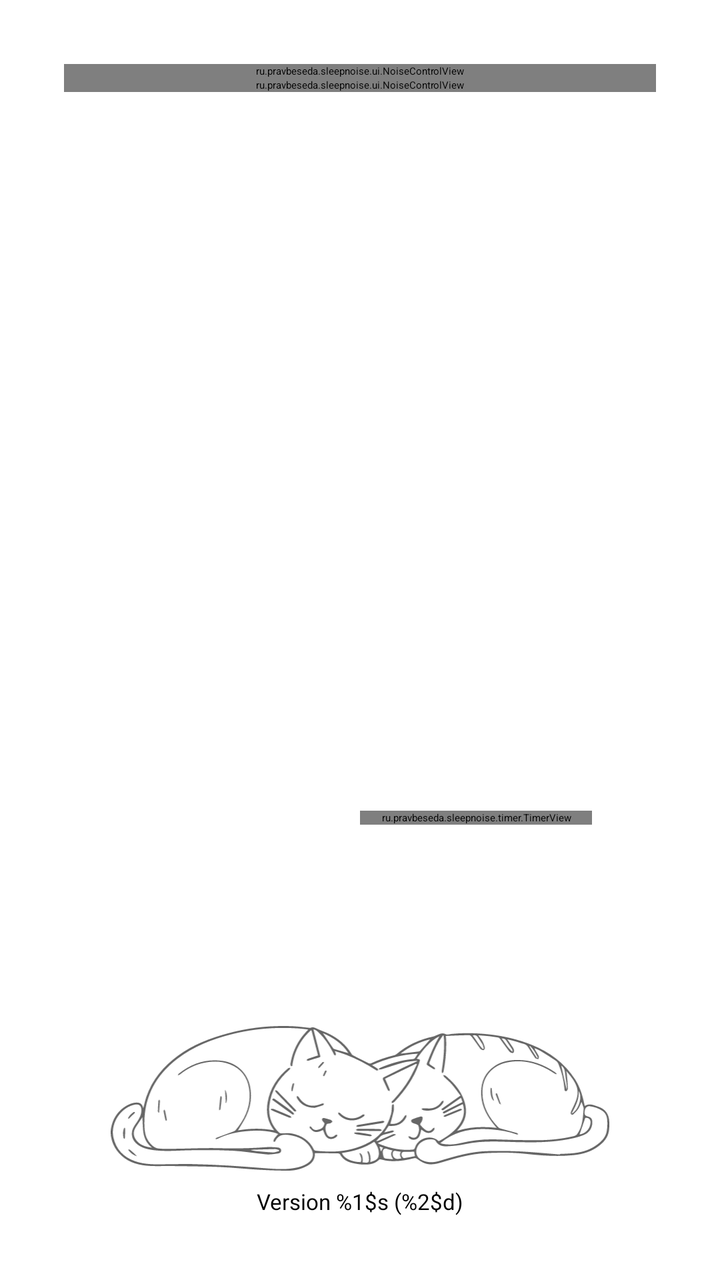
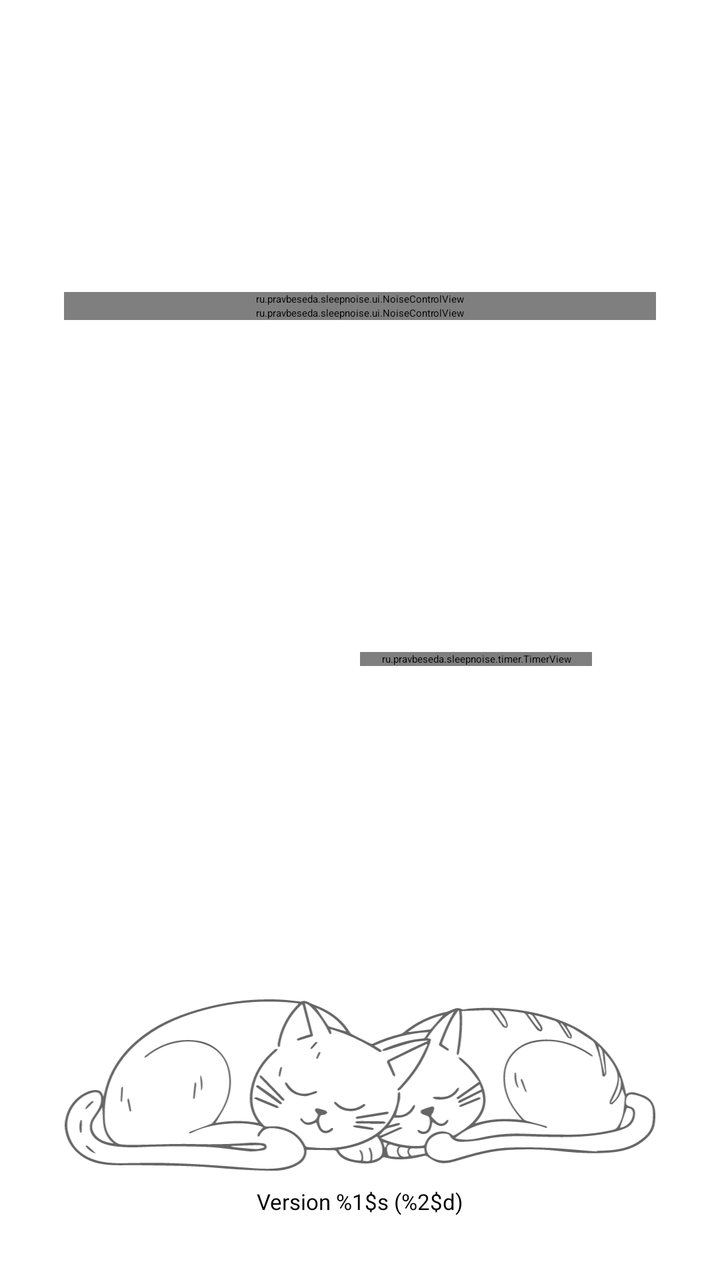

Two renders of the same Android screen: before a commit and after it. Below are the layout's source before the change and the commit's diff.
<!-- AndroidManifest.xml: application theme Theme.SleepNoise.Splash -->
<!-- res/layout/activity_main.xml -->
<?xml version="1.0" encoding="utf-8"?>
<LinearLayout
    xmlns:android="http://schemas.android.com/apk/res/android"
    android:layout_width="match_parent"
    android:layout_height="match_parent"
    android:orientation="vertical"
    android:gravity="center_horizontal"
    android:fitsSystemWindows="true"
    android:padding="32dp">

    
    <ScrollView
        android:id="@+id/noiseScroll"
        android:layout_width="match_parent"
        android:layout_height="0dp"
        android:layout_weight="4">

        <LinearLayout
            android:layout_width="match_parent"
            android:layout_height="wrap_content"
            android:orientation="vertical"
            android:gravity="center_horizontal">

            <ru.pravbeseda.sleepnoise.ui.NoiseControlView
                android:id="@+id/pinkNoiseControl"
                android:layout_width="match_parent"
                android:layout_height="wrap_content"/>

            <ru.pravbeseda.sleepnoise.ui.NoiseControlView
                android:id="@+id/brownNoiseControl"
                android:layout_width="match_parent"
                android:layout_height="wrap_content"/>

            
            <LinearLayout
                android:id="@+id/noiseLabContainer"
                android:layout_width="match_parent"
                android:layout_height="wrap_content"
                android:orientation="vertical"
                android:gravity="center_horizontal"
                android:visibility="gone"/>
        </LinearLayout>
    </ScrollView>

    <LinearLayout
        android:id="@+id/playTimerContainer"
        android:layout_width="match_parent"
        android:layout_height="wrap_content"
        android:layout_marginTop="48dp"
        android:layout_marginBottom="64dp"
        android:baselineAligned="false"
        android:orientation="horizontal"
        android:gravity="center">

        <LinearLayout
            android:layout_width="0dp"
            android:layout_height="wrap_content"
            android:layout_weight="1"
            android:gravity="center"
            android:orientation="vertical">

            <Button
                android:id="@+id/playButton"
                android:layout_width="80dp"
                android:layout_height="80dp"
                android:background="@drawable/play_button_background"
                android:contentDescription="@string/play_button"
                android:text=""
                android:gravity="center"
                android:padding="16dp"
                android:drawableTop="@drawable/ic_play"
                android:drawableTint="@android:color/white"
                android:layout_gravity="center"/>
        </LinearLayout>

        
        <LinearLayout
            android:layout_width="0dp"
            android:layout_height="wrap_content"
            android:layout_weight="1"
            android:gravity="center"
            android:orientation="vertical"
            android:paddingStart="0dp"
            android:paddingEnd="@dimen/content_horizontal_inset">

            <ru.pravbeseda.sleepnoise.timer.TimerView
                android:id="@+id/timerView"
                android:layout_width="match_parent"
                android:layout_height="wrap_content"/>
        </LinearLayout>
    </LinearLayout>

    
    <ImageView
        android:id="@+id/cats"
        android:layout_width="match_parent"
        android:layout_height="0dp"
        android:layout_weight="1"
        android:scaleType="fitCenter"
        android:src="@drawable/cats"/>

    <TextView
        android:id="@+id/version_text"
        android:layout_width="wrap_content"
        android:layout_height="wrap_content"
        android:text="@string/version"
        android:textSize="11sp"
        android:layout_gravity="center"
        android:paddingTop="8dp"/>

</LinearLayout>
<!-- resources referenced by this layout -->
<resources>
  <dimen name="content_horizontal_inset">32dp</dimen>
  <!-- drawable cats: vector/xml drawable (drawable, 22311 chars, omitted) -->
  <!-- drawable ic_play (drawable) -->
  <vector xmlns:android="http://schemas.android.com/apk/res/android"
      android:width="48dp"
      android:height="48dp"
      android:viewportWidth="24"
      android:viewportHeight="24"
      android:tint="?attr/colorOnPrimary">
      <path
          android:fillColor="@android:color/white"
          android:pathData="M8,5v14l11,-7z"/>
  </vector>
  <!-- drawable play_button_background (drawable) -->
  <?xml version="1.0" encoding="utf-8"?>
  <ripple xmlns:android="http://schemas.android.com/apk/res/android"
      android:color="?attr/colorControlHighlight">
      <item>
          <shape android:shape="oval">
              <solid android:color="?attr/colorAccent"/>
          </shape>
      </item>
  </ripple>
  <string name="play_button">Play</string>
  <string name="version">Version %1$s (%2$d)</string>
  <style name="Theme.SleepNoise.Splash" parent="@style/Theme.SplashScreen">
          <item name="windowSplashScreenAnimatedIcon">@mipmap/ic_launcher</item>
          <item name="windowSplashScreenBackground">@color/splash_background</item>
          <item name="postSplashScreenTheme">@style/Theme.SleepNoise.System</item>
      </style>
  <color name="splash_background">#430985</color>
  <style name="Theme.SleepNoise.System" parent="Theme.AppCompat.DayNight.DarkActionBar">
          <item name="colorAccent">@color/colorAccent</item>
          <item name="colorControlNormal">@color/colorControlNormal</item>
          <item name="colorOnPrimary">@color/colorOnPrimary</item>
      </style>
  <color name="colorAccent">#7E57C2</color>
  <color name="colorControlNormal">#222222</color>
  <color name="colorOnPrimary">#000000</color>
</resources>

<!-- the commit's change to res/layout/activity_main.xml (unified diff, before → after) -->
@@ -1,19 +1,22 @@
 <?xml version="1.0" encoding="utf-8"?>
-<LinearLayout
+<androidx.constraintlayout.widget.ConstraintLayout
     xmlns:android="http://schemas.android.com/apk/res/android"
+    xmlns:app="http://schemas.android.com/apk/res-auto"
     android:layout_width="match_parent"
     android:layout_height="match_parent"
-    android:orientation="vertical"
-    android:gravity="center_horizontal"
     android:fitsSystemWindows="true"
     android:padding="32dp">
 
-    
     <ScrollView
         android:id="@+id/noiseScroll"
-        android:layout_width="match_parent"
-        android:layout_height="0dp"
-        android:layout_weight="4">
+        android:layout_width="0dp"
+        android:layout_height="wrap_content"
+        app:layout_constrainedHeight="true"
+        app:layout_constraintVertical_chainStyle="spread"
+        app:layout_constraintTop_toTopOf="parent"
+        app:layout_constraintBottom_toTopOf="@id/playTimerContainer"
+        app:layout_constraintStart_toStartOf="parent"
+        app:layout_constraintEnd_toEndOf="parent">
 
         <LinearLayout
             android:layout_width="match_parent"
@@ -44,13 +47,17 @@
 
     <LinearLayout
         android:id="@+id/playTimerContainer"
-        android:layout_width="match_parent"
+        android:layout_width="0dp"
         android:layout_height="wrap_content"
-        android:layout_marginTop="48dp"
-        android:layout_marginBottom="64dp"
+        android:layout_marginTop="@dimen/screen_block_spacing"
+        android:layout_marginBottom="@dimen/screen_block_spacing"
         android:baselineAligned="false"
         android:orientation="horizontal"
-        android:gravity="center">
+        android:gravity="center"
+        app:layout_constraintTop_toBottomOf="@id/noiseScroll"
+        app:layout_constraintBottom_toTopOf="@id/cats"
+        app:layout_constraintStart_toStartOf="parent"
+        app:layout_constraintEnd_toEndOf="parent">
 
         <LinearLayout
             android:layout_width="0dp"
@@ -59,17 +66,17 @@
             android:gravity="center"
             android:orientation="vertical">
 
-            <Button
+            
+            <ImageButton
                 android:id="@+id/playButton"
-                android:layout_width="80dp"
-                android:layout_height="80dp"
+                android:layout_width="@dimen/play_button_size"
+                android:layout_height="@dimen/play_button_size"
                 android:background="@drawable/play_button_background"
                 android:contentDescription="@string/play_button"
-                android:text=""
-                android:gravity="center"
-                android:padding="16dp"
-                android:drawableTop="@drawable/ic_play"
-                android:drawableTint="@android:color/white"
+                android:padding="@dimen/play_button_padding"
+                android:scaleType="fitCenter"
+                android:src="@drawable/ic_play"
+                app:tint="@android:color/white"
                 android:layout_gravity="center"/>
         </LinearLayout>
 
@@ -93,11 +100,14 @@
     
     <ImageView
         android:id="@+id/cats"
-        android:layout_width="match_parent"
-        android:layout_height="0dp"
-        android:layout_weight="1"
+        android:layout_width="0dp"
+        android:layout_height="wrap_content"
+        android:adjustViewBounds="true"
         android:scaleType="fitCenter"
-        android:src="@drawable/cats"/>
+        android:src="@drawable/cats"
+        app:layout_constraintBottom_toTopOf="@id/version_text"
+        app:layout_constraintStart_toStartOf="parent"
+        app:layout_constraintEnd_toEndOf="parent"/>
 
     <TextView
         android:id="@+id/version_text"
@@ -105,7 +115,9 @@
         android:layout_height="wrap_content"
         android:text="@string/version"
         android:textSize="11sp"
-        android:layout_gravity="center"
-        android:paddingTop="8dp"/>
+        android:paddingTop="8dp"
+        app:layout_constraintBottom_toBottomOf="parent"
+        app:layout_constraintStart_toStartOf="parent"
+        app:layout_constraintEnd_toEndOf="parent"/>
 
-</LinearLayout>
+</androidx.constraintlayout.widget.ConstraintLayout>
<!-- resource entries referenced after the edit -->
@@ -1,6 +1,9 @@
 <!-- resources referenced by this layout -->
 <resources>
   <dimen name="content_horizontal_inset">32dp</dimen>
+  <dimen name="play_button_padding">12dp</dimen>
+  <dimen name="play_button_size">56dp</dimen>
+  <dimen name="screen_block_spacing">16dp</dimen>
   <!-- drawable cats: vector/xml drawable (drawable, 22311 chars, omitted) -->
   <!-- drawable ic_play (drawable) -->
   <vector xmlns:android="http://schemas.android.com/apk/res/android"
